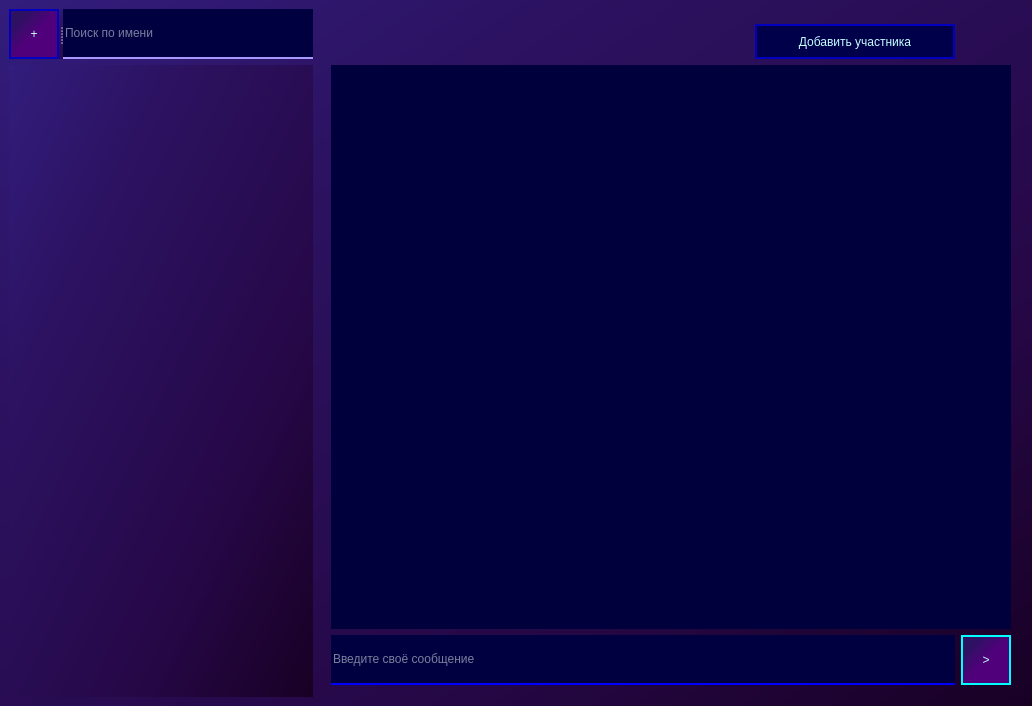
This is Client/MainWindow.ui in zorroBinn/QuickDialog as Qt 5 draws it before an edit. The edited form follows.
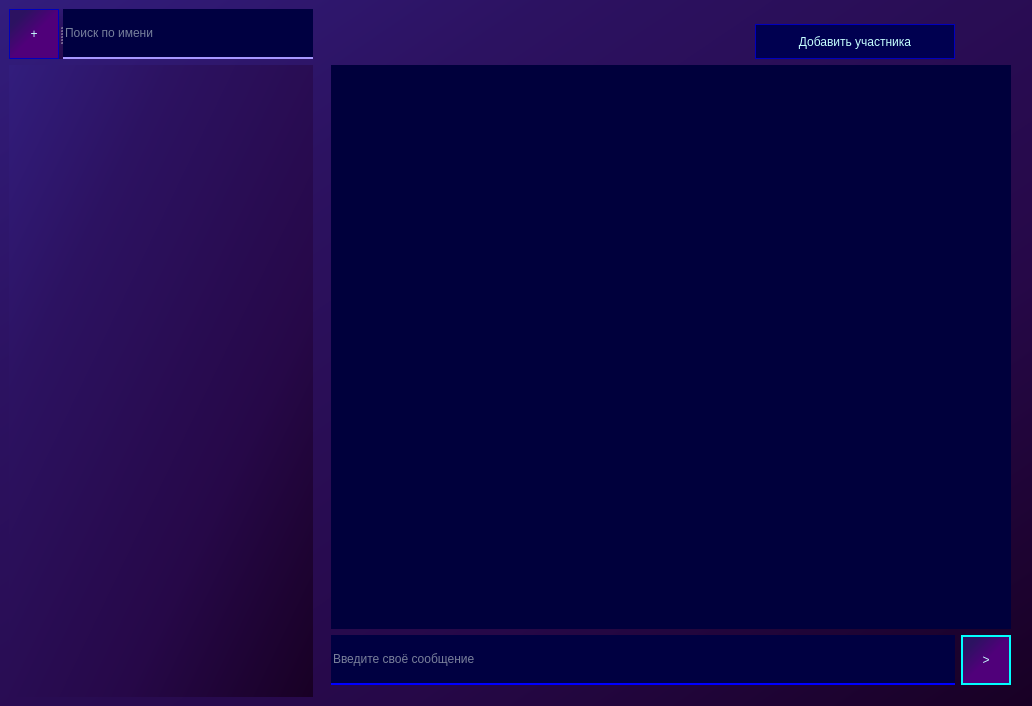
This is the edited form. Icons and pictures are not drawn.

Patch:
```diff
--- a/Client/MainWindow.ui
+++ b/Client/MainWindow.ui
@@ -65,7 +65,7 @@
             <string notr="true">background-color: qlineargradient(spread:pad, x1:1, y1:1, x2:0, y2:0, stop:0.488636 rgba(80, 0, 122, 255), stop:0.806818 rgba(44, 18, 97, 255));
 font: 700 40pt &quot;Times New Roman&quot;;
 color: rgb(198, 255, 255);
-border: 2px solid rgb(0, 0, 190);</string>
+border: 1px solid rgb(0, 0, 190);</string>
            </property>
            <property name="text">
             <string>+</string>
@@ -157,10 +157,10 @@
             <string>&lt;html&gt;&lt;head/&gt;&lt;body&gt;&lt;p&gt;&lt;span style=&quot; font-size:14pt;&quot;&gt;Добавить участника в групповой чат&lt;/span&gt;&lt;/p&gt;&lt;/body&gt;&lt;/html&gt;</string>
            </property>
            <property name="styleSheet">
-            <string notr="true">background-color: rgb(0, 0, 74);
+            <string notr="true">background-color: rgb(0, 0, 80);
 font: 700 16pt &quot;Times New Roman&quot;;
 color: rgb(198, 255, 255);
-border: 2px solid rgb(0, 0, 190);</string>
+border: 1px solid rgb(0, 0, 190);</string>
            </property>
            <property name="text">
             <string>Добавить участника</string>
```
